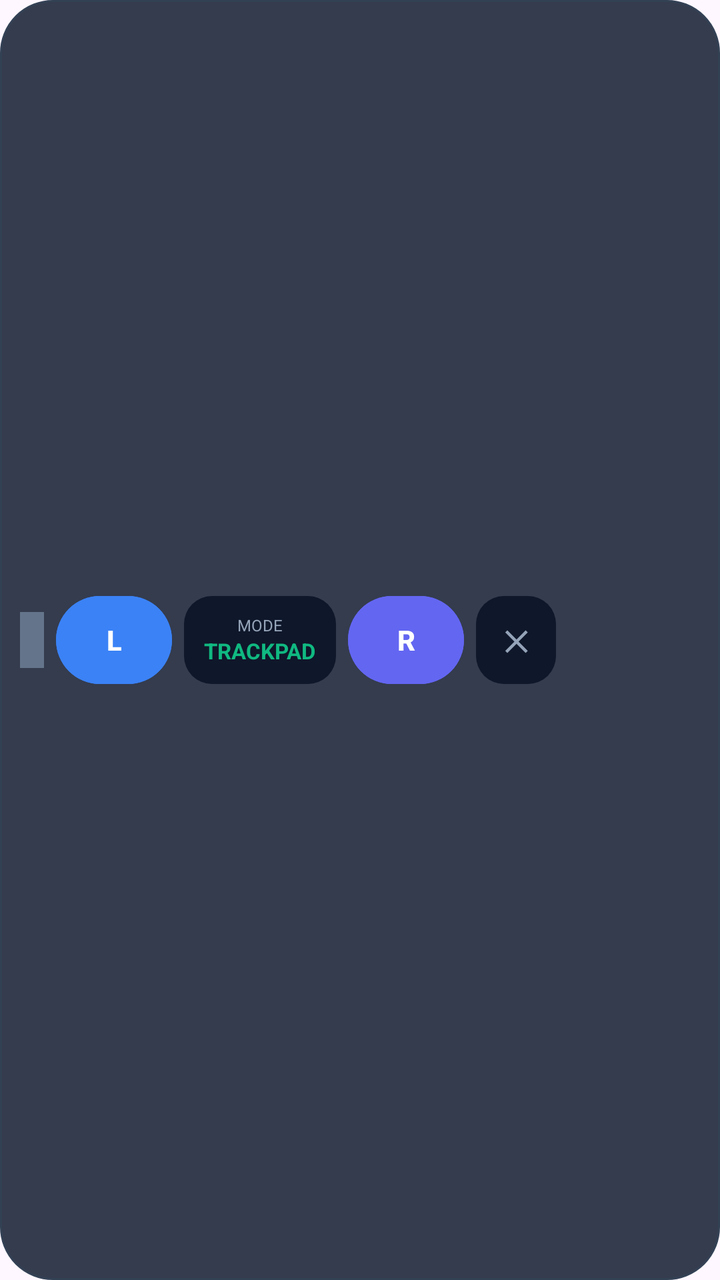
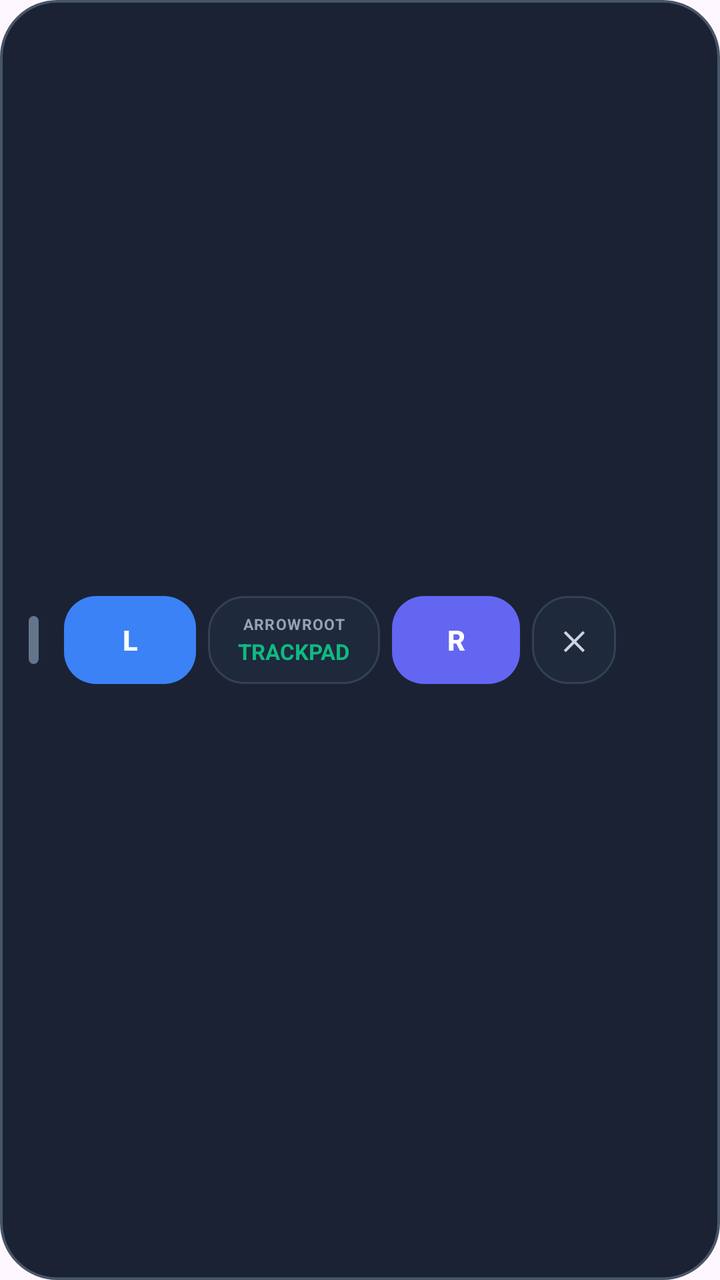

Two renders of the same Android screen: before a commit and after it. Below are the layout's source before the change and the commit's diff.
<!-- AndroidManifest.xml: application theme Theme.VirtualMouse -->
<!-- res/layout/layout_overlay_controls.xml -->
<?xml version="1.0" encoding="utf-8"?>
<LinearLayout xmlns:android="http://schemas.android.com/apk/res/android"
    android:layout_width="wrap_content"
    android:layout_height="wrap_content"
    android:orientation="horizontal"
    android:background="@drawable/bg_floating_pill"
    android:padding="6dp"
    android:gravity="center_vertical">

    
    <View
        android:id="@+id/drag_handle"
        android:layout_width="12dp"
        android:layout_height="28dp"
        android:layout_marginStart="4dp"
        android:layout_marginEnd="6dp"
        android:background="#64748B" />

    
    <Button
        android:id="@+id/btn_left_click"
        android:layout_width="58dp"
        android:layout_height="44dp"
        android:text="L"
        android:textStyle="bold"
        android:textColor="#FFFFFF"
        android:backgroundTint="#3B82F6"
        android:insetTop="0dp"
        android:insetBottom="0dp"
        android:layout_marginEnd="6dp" />

    
    <LinearLayout
        android:id="@+id/btn_toggle_mode"
        android:layout_width="76dp"
        android:layout_height="44dp"
        android:orientation="vertical"
        android:gravity="center"
        android:background="@drawable/bg_floating_button"
        android:clickable="true"
        android:focusable="true">

        <TextView
            android:layout_width="wrap_content"
            android:layout_height="wrap_content"
            android:text="MODE"
            android:textSize="8sp"
            android:textColor="#94A3B8" />

        <TextView
            android:id="@+id/tv_mode_status"
            android:layout_width="wrap_content"
            android:layout_height="wrap_content"
            android:text="TRACKPAD"
            android:textStyle="bold"
            android:textSize="11sp"
            android:textColor="#10B981" />
    </LinearLayout>

    
    <Button
        android:id="@+id/btn_right_click"
        android:layout_width="58dp"
        android:layout_height="44dp"
        android:text="R"
        android:textStyle="bold"
        android:textColor="#FFFFFF"
        android:backgroundTint="#6366F1"
        android:insetTop="0dp"
        android:insetBottom="0dp"
        android:layout_marginStart="6dp" />

    
    <TextView
        android:id="@+id/btn_hide_dock"
        android:layout_width="40dp"
        android:layout_height="44dp"
        android:layout_marginStart="6dp"
        android:gravity="center"
        android:background="@drawable/bg_floating_button"
        android:text="✕"
        android:textColor="#94A3B8"
        android:textSize="14sp"
        android:textStyle="bold"
        android:clickable="true"
        android:focusable="true" />

</LinearLayout>
<!-- resources referenced by this layout -->
<resources>
  <!-- drawable bg_floating_button (drawable) -->
  <?xml version="1.0" encoding="utf-8"?>
  <shape xmlns:android="http://schemas.android.com/apk/res/android"
      android:shape="rectangle">
      <solid android:color="#0F172A" />
      <corners android:radius="14dp" />
  </shape>
  <!-- drawable bg_floating_pill (drawable) -->
  <?xml version="1.0" encoding="utf-8"?>
  <shape xmlns:android="http://schemas.android.com/apk/res/android"
      android:shape="rectangle">
      <solid android:color="#E61E293B" />
      <corners android:radius="26dp" />
      <stroke android:width="1dp" android:color="#334155" />
  </shape>
  <style name="Theme.VirtualMouse" parent="Theme.Material3.DayNight.NoActionBar">
          <item name="android:statusBarColor">?attr/colorSurface</item>
          <item name="android:navigationBarColor">?attr/colorSurfaceContainer</item>
          <item name="android:windowLightStatusBar" tools:targetApi="m">false</item>
      </style>
</resources>

<!-- the commit's change to res/layout/layout_overlay_controls.xml (unified diff, before → after) -->
@@ -1,39 +1,54 @@
 <?xml version="1.0" encoding="utf-8"?>
 <LinearLayout xmlns:android="http://schemas.android.com/apk/res/android"
+    xmlns:app="http://schemas.android.com/apk/res-auto"
     android:layout_width="wrap_content"
     android:layout_height="wrap_content"
     android:orientation="horizontal"
     android:background="@drawable/bg_floating_pill"
-    android:padding="6dp"
+    android:paddingStart="8dp"
+    android:paddingEnd="8dp"
+    android:paddingTop="6dp"
+    android:paddingBottom="6dp"
+    android:elevation="12dp"
     android:gravity="center_vertical">
 
     
-    <View
+    <FrameLayout
         android:id="@+id/drag_handle"
-        android:layout_width="12dp"
-        android:layout_height="28dp"
-        android:layout_marginStart="4dp"
+        android:layout_width="18dp"
+        android:layout_height="44dp"
         android:layout_marginEnd="6dp"
-        android:background="#64748B" />
+        android:contentDescription="Drag or double-tap to center">
+
+        <View
+            android:layout_width="5dp"
+            android:layout_height="24dp"
+            android:layout_gravity="center"
+            android:background="@drawable/bg_drag_grip" />
+    </FrameLayout>
 
     
-    <Button
+    <com.google.android.material.button.MaterialButton
         android:id="@+id/btn_left_click"
-        android:layout_width="58dp"
+        android:layout_width="66dp"
         android:layout_height="44dp"
-        android:text="L"
-        android:textStyle="bold"
-        android:textColor="#FFFFFF"
-        android:backgroundTint="#3B82F6"
+        android:layout_marginEnd="6dp"
         android:insetTop="0dp"
         android:insetBottom="0dp"
-        android:layout_marginEnd="6dp" />
+        android:padding="0dp"
+        android:text="L"
+        android:textColor="#FFFFFF"
+        android:textSize="14sp"
+        android:textStyle="bold"
+        app:backgroundTint="#3B82F6"
+        app:cornerRadius="16dp" />
 
     
     <LinearLayout
         android:id="@+id/btn_toggle_mode"
-        android:layout_width="76dp"
+        android:layout_width="86dp"
         android:layout_height="44dp"
+        android:layout_marginEnd="6dp"
         android:orientation="vertical"
         android:gravity="center"
         android:background="@drawable/bg_floating_button"
@@ -43,14 +58,17 @@
         <TextView
             android:layout_width="wrap_content"
             android:layout_height="wrap_content"
-            android:text="MODE"
-            android:textSize="8sp"
+            android:text="ARROWROOT"
+            android:letterSpacing="0.06"
+            android:textSize="7.5sp"
+            android:textStyle="bold"
             android:textColor="#94A3B8" />
 
         <TextView
             android:id="@+id/tv_mode_status"
             android:layout_width="wrap_content"
             android:layout_height="wrap_content"
+            android:layout_marginTop="1dp"
             android:text="TRACKPAD"
             android:textStyle="bold"
             android:textSize="11sp"
@@ -58,29 +76,31 @@
     </LinearLayout>
 
     
-    <Button
+    <com.google.android.material.button.MaterialButton
         android:id="@+id/btn_right_click"
-        android:layout_width="58dp"
+        android:layout_width="64dp"
         android:layout_height="44dp"
-        android:text="R"
-        android:textStyle="bold"
-        android:textColor="#FFFFFF"
-        android:backgroundTint="#6366F1"
+        android:layout_marginEnd="6dp"
         android:insetTop="0dp"
         android:insetBottom="0dp"
-        android:layout_marginStart="6dp" />
+        android:padding="0dp"
+        android:text="R"
+        android:textColor="#FFFFFF"
+        android:textSize="14sp"
+        android:textStyle="bold"
+        app:backgroundTint="#6366F1"
+        app:cornerRadius="16dp" />
 
     
     <TextView
         android:id="@+id/btn_hide_dock"
-        android:layout_width="40dp"
+        android:layout_width="42dp"
         android:layout_height="44dp"
-        android:layout_marginStart="6dp"
         android:gravity="center"
         android:background="@drawable/bg_floating_button"
         android:text="✕"
-        android:textColor="#94A3B8"
-        android:textSize="14sp"
+        android:textColor="#CBD5E1"
+        android:textSize="13sp"
         android:textStyle="bold"
         android:clickable="true"
         android:focusable="true" />
<!-- resource entries referenced after the edit -->
@@ -1,19 +1,27 @@
 <!-- resources referenced by this layout -->
 <resources>
+  <!-- drawable bg_drag_grip (drawable) -->
+  <?xml version="1.0" encoding="utf-8"?>
+  <shape xmlns:android="http://schemas.android.com/apk/res/android"
+      android:shape="rectangle">
+      <solid android:color="#64748B" />
+      <corners android:radius="4dp" />
+  </shape>
   <!-- drawable bg_floating_button (drawable) -->
   <?xml version="1.0" encoding="utf-8"?>
   <shape xmlns:android="http://schemas.android.com/apk/res/android"
       android:shape="rectangle">
-      <solid android:color="#0F172A" />
-      <corners android:radius="14dp" />
+      <solid android:color="#1E293B" />
+      <corners android:radius="18dp" />
+      <stroke android:width="1dp" android:color="#334155" />
   </shape>
   <!-- drawable bg_floating_pill (drawable) -->
   <?xml version="1.0" encoding="utf-8"?>
   <shape xmlns:android="http://schemas.android.com/apk/res/android"
       android:shape="rectangle">
-      <solid android:color="#E61E293B" />
-      <corners android:radius="26dp" />
-      <stroke android:width="1dp" android:color="#334155" />
+      <solid android:color="#F20F172A" />
+      <corners android:radius="28dp" />
+      <stroke android:width="1.2dp" android:color="#475569" />
   </shape>
   <style name="Theme.VirtualMouse" parent="Theme.Material3.DayNight.NoActionBar">
           <item name="android:statusBarColor">?attr/colorSurface</item>
